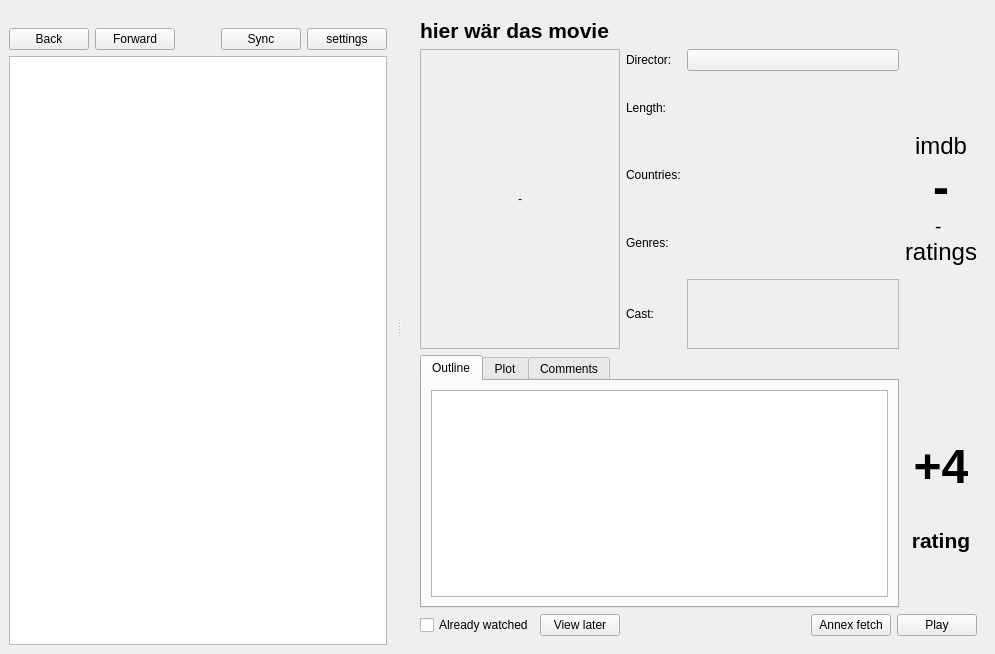
Qt form moviehamster/gui/qtgui.ui (bordstein/hamster) before a commit.
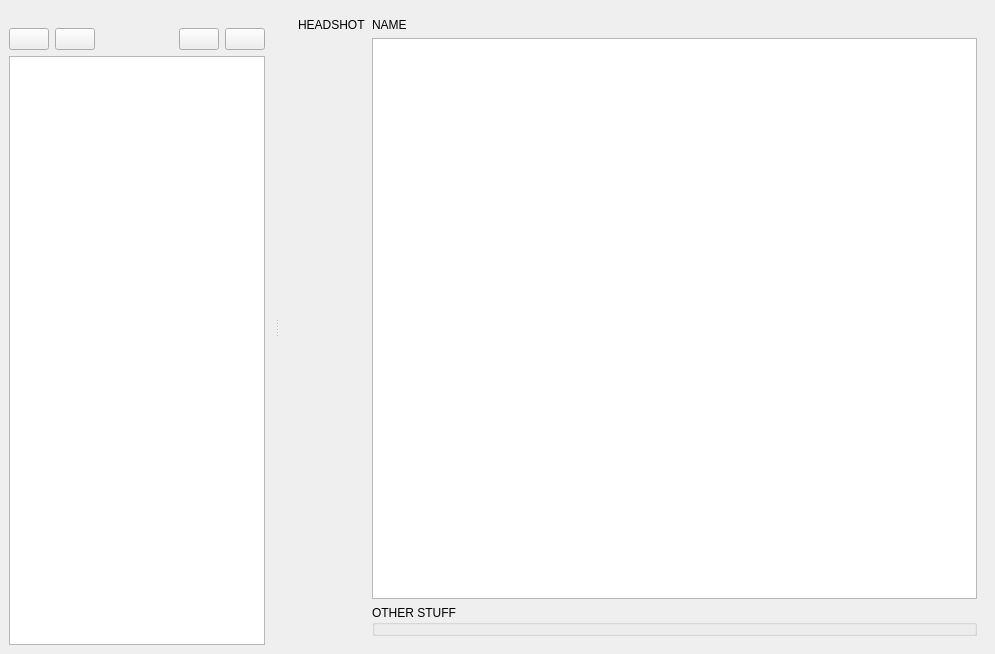
The same form after that commit. Icons and pictures are not drawn.

The edit to the form file:
```diff
--- a/moviehamster/gui/qtgui.ui
+++ b/moviehamster/gui/qtgui.ui
@@ -56,6 +56,38 @@
         </item>
        </layout>
       </widget>
+      <widget class="QWidget" name="person_view">
+       <layout class="QGridLayout" name="gridLayout_3">
+        <item row="0" column="0">
+         <widget class="QLabel" name="l_headshot">
+          <property name="text">
+           <string>HEADSHOT</string>
+          </property>
+         </widget>
+        </item>
+        <item row="0" column="1">
+         <widget class="QLabel" name="l_person_name">
+          <property name="text">
+           <string>NAME</string>
+          </property>
+         </widget>
+        </item>
+        <item row="1" column="1">
+         <widget class="QTextEdit" name="person_bio">
+          <property name="readOnly">
+           <bool>true</bool>
+          </property>
+         </widget>
+        </item>
+        <item row="2" column="1">
+         <widget class="QGroupBox" name="groupBox">
+          <property name="title">
+           <string>OTHER STUFF</string>
+          </property>
+         </widget>
+        </item>
+       </layout>
+      </widget>
       <widget class="QWidget" name="movie_view">
        <layout class="QGridLayout" name="gridLayout_2">
         <item row="0" column="0" colspan="4">
@@ -469,14 +501,22 @@
        <item>
         <widget class="QPushButton" name="btn_back">
          <property name="text">
-          <string>Back</string>
+          <string/>
+         </property>
+         <property name="icon">
+          <iconset resource="icons.qrc">
+           <normaloff>:/icons/icons/go-previous.png</normaloff>:/icons/icons/go-previous.png</iconset>
          </property>
         </widget>
        </item>
        <item>
         <widget class="QPushButton" name="btn_forward">
          <property name="text">
-          <string>Forward</string>
+          <string/>
+         </property>
+         <property name="icon">
+          <iconset resource="icons.qrc">
+           <normaloff>:/icons/icons/go-next.png</normaloff>:/icons/icons/go-next.png</iconset>
          </property>
         </widget>
        </item>
@@ -496,14 +536,22 @@
        <item>
         <widget class="QPushButton" name="button_sync">
          <property name="text">
-          <string>Sync</string>
+          <string/>
+         </property>
+         <property name="icon">
+          <iconset resource="icons.qrc">
+           <normaloff>:/icons/icons/view-refresh.png</normaloff>:/icons/icons/view-refresh.png</iconset>
          </property>
         </widget>
        </item>
        <item>
         <widget class="QPushButton" name="pushButton">
          <property name="text">
-          <string>settings</string>
+          <string/>
+         </property>
+         <property name="icon">
+          <iconset resource="icons.qrc">
+           <normaloff>:/icons/icons/preferences-system.png</normaloff>:/icons/icons/preferences-system.png</iconset>
          </property>
         </widget>
        </item>
```
Left out of the diff: 2 changed lines with no effect on the pictures.
